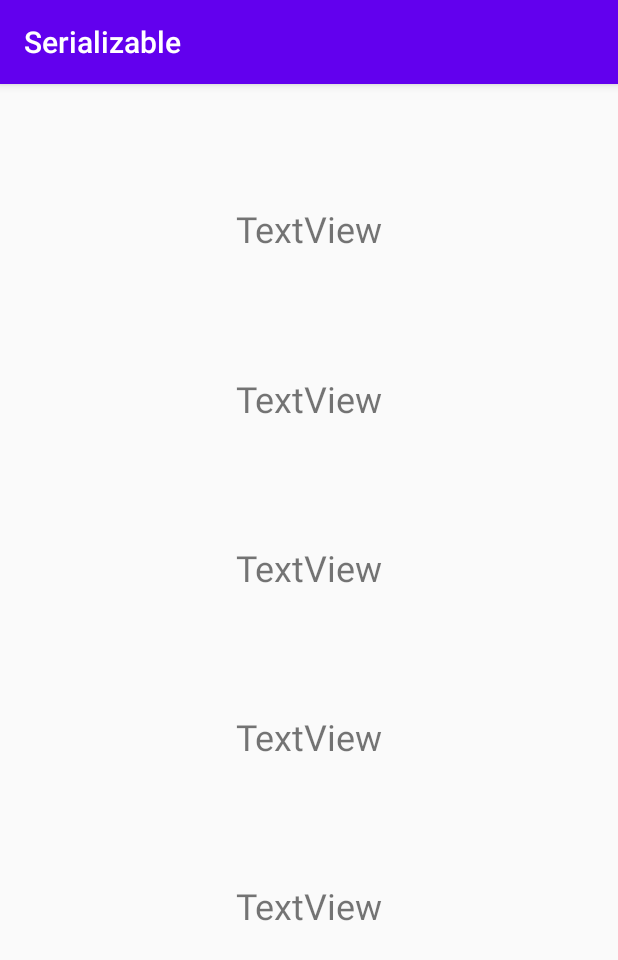
After one commit to Supremesir/Serializable, an Android app: the Main2Activity screen opened directly, with no data from a screen before it, on a phone screen of 412 x 824 dp. The commit adds this screen. Shown: the top 960 px of the screen. Run offline under Robolectric (Android 15) with nearby library versions, the phone set to English and light mode, and no system bars.

Commit message:
update Activity2 and Parcelable

```diff
--- a/app/src/main/AndroidManifest.xml
+++ b/app/src/main/AndroidManifest.xml
@@ -9,6 +9,7 @@
         android:roundIcon="@mipmap/ic_launcher_round"
         android:supportsRtl="true"
         android:theme="@style/AppTheme">
+        <activity android:name=".Main2Activity"></activity>
         <activity android:name=".MainActivity">
             <intent-filter>
                 <action android:name="android.intent.action.MAIN" />
--- /dev/null
+++ b/app/src/main/java/com/supremesir/serializable/Main2Activity.java
@@ -0,0 +1,14 @@
+package com.supremesir.serializable;
+
+import androidx.appcompat.app.AppCompatActivity;
+
+import android.os.Bundle;
+
+public class Main2Activity extends AppCompatActivity {
+
+    @Override
+    protected void onCreate(Bundle savedInstanceState) {
+        super.onCreate(savedInstanceState);
+        setContentView(R.layout.activity_main2);
+    }
+}
--- /dev/null
+++ b/app/src/main/res/layout/activity_main2.xml
@@ -0,0 +1,80 @@
+<?xml version="1.0" encoding="utf-8"?>
+<androidx.constraintlayout.widget.ConstraintLayout xmlns:android="http://schemas.android.com/apk/res/android"
+    xmlns:app="http://schemas.android.com/apk/res-auto"
+    xmlns:tools="http://schemas.android.com/tools"
+    android:layout_width="match_parent"
+    android:layout_height="match_parent"
+    tools:context=".Main2Activity">
+
+    <TextView
+        android:id="@+id/textViewName"
+        android:layout_width="wrap_content"
+        android:layout_height="wrap_content"
+        android:text="TextView"
+        android:textSize="24sp"
+        app:layout_constraintBottom_toTopOf="@+id/textViewAge"
+        app:layout_constraintEnd_toEndOf="parent"
+        app:layout_constraintStart_toStartOf="parent"
+        app:layout_constraintTop_toTopOf="parent" />
+
+    <TextView
+        android:id="@+id/textViewAge"
+        android:layout_width="wrap_content"
+        android:layout_height="wrap_content"
+        android:text="TextView"
+        android:textSize="24sp"
+        app:layout_constraintBottom_toTopOf="@+id/textViewMath"
+        app:layout_constraintEnd_toEndOf="@+id/textViewName"
+        app:layout_constraintHorizontal_bias="0.5"
+        app:layout_constraintStart_toStartOf="@+id/textViewName"
+        app:layout_constraintTop_toBottomOf="@+id/textViewName" />
+
+    <TextView
+        android:id="@+id/textViewMath"
+        android:layout_width="wrap_content"
+        android:layout_height="wrap_content"
+        android:text="TextView"
+        android:textSize="24sp"
+        app:layout_constraintBottom_toTopOf="@+id/textViewEnglish"
+        app:layout_constraintEnd_toEndOf="@+id/textViewAge"
+        app:layout_constraintHorizontal_bias="0.5"
+        app:layout_constraintStart_toStartOf="@+id/textViewAge"
+        app:layout_constraintTop_toBottomOf="@+id/textViewAge" />
+
+    <TextView
+        android:id="@+id/textViewEnglish"
+        android:layout_width="wrap_content"
+        android:layout_height="wrap_content"
+        android:text="TextView"
+        android:textSize="24sp"
+        app:layout_constraintBottom_toTopOf="@+id/textViewChinese"
+        app:layout_constraintEnd_toEndOf="@+id/textViewMath"
+        app:layout_constraintHorizontal_bias="0.5"
+        app:layout_constraintStart_toStartOf="@+id/textViewMath"
+        app:layout_constraintTop_toBottomOf="@+id/textViewMath" />
+
+    <TextView
+        android:id="@+id/textViewChinese"
+        android:layout_width="wrap_content"
+        android:layout_height="wrap_content"
+        android:text="TextView"
+        android:textSize="24sp"
+        app:layout_constraintBottom_toTopOf="@+id/textViewGrade"
+        app:layout_constraintEnd_toEndOf="@+id/textViewEnglish"
+        app:layout_constraintHorizontal_bias="0.5"
+        app:layout_constraintStart_toStartOf="@+id/textViewEnglish"
+        app:layout_constraintTop_toBottomOf="@+id/textViewEnglish" />
+
+    <TextView
+        android:id="@+id/textViewGrade"
+        android:layout_width="wrap_content"
+        android:layout_height="wrap_content"
+        android:textSize="32sp"
+        app:layout_constraintBottom_toBottomOf="parent"
+        app:layout_constraintEnd_toEndOf="@+id/textViewChinese"
+        app:layout_constraintHorizontal_bias="0.5"
+        app:layout_constraintStart_toStartOf="@+id/textViewChinese"
+        app:layout_constraintTop_toBottomOf="@+id/textViewChinese"
+        tools:text="-" />
+
+</androidx.constraintlayout.widget.ConstraintLayout>
```
Also changed, not shown: app/src/main/java/com/supremesir/serializable/Student1.java (added, +159 -0 lines), app/src/main/res/values/strings.xml (line endings or trailing spaces).
